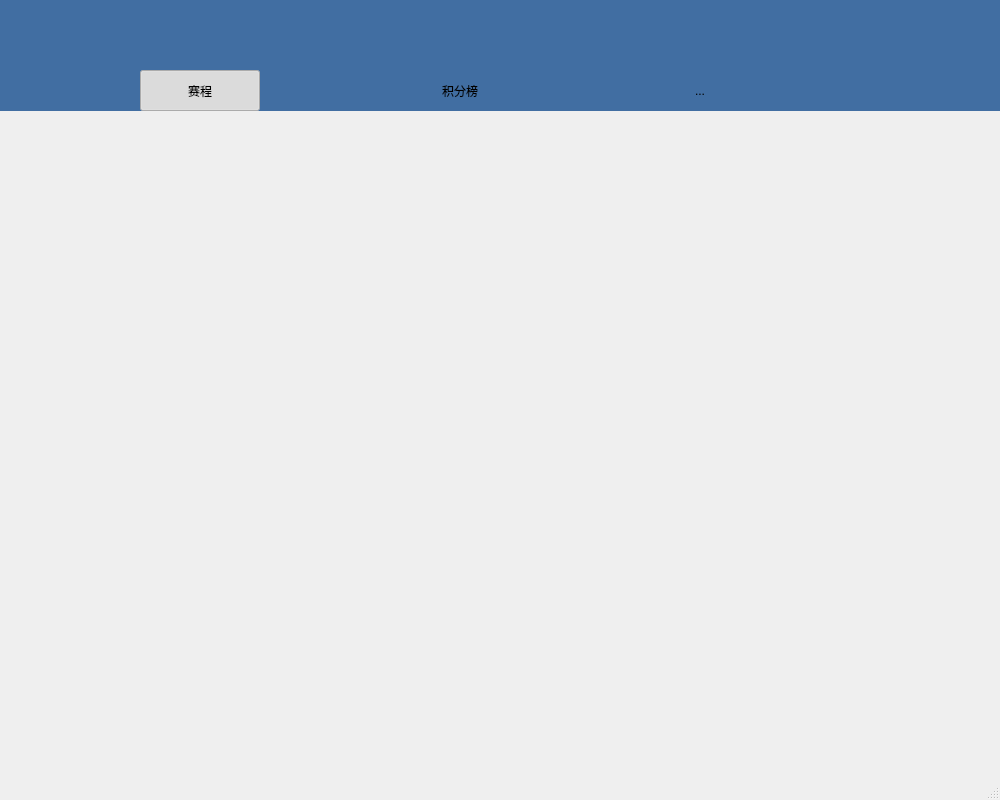
This is managerwindow.ui in Ozal220/WorldCupManagerSystem as Qt 5 draws it before an edit. The edited form follows.
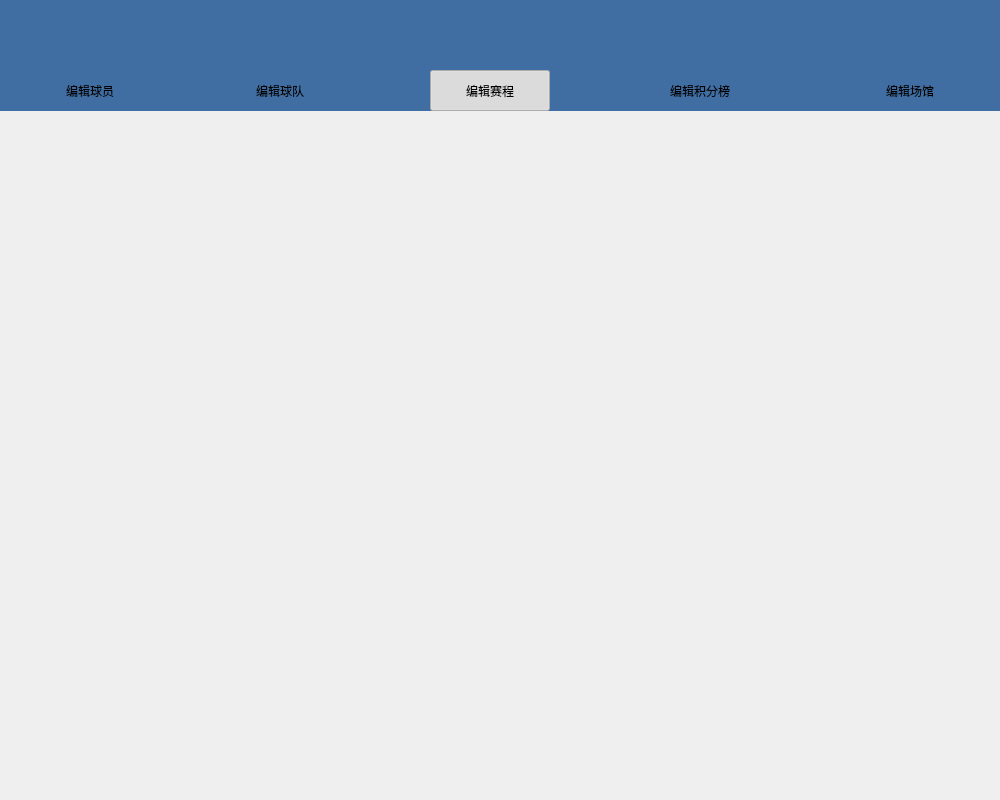
This is the edited form. Icons and pictures are not drawn.

What changed in the file:
```diff
--- a/managerwindow.ui
+++ b/managerwindow.ui
@@ -46,7 +46,7 @@
    <widget class="QPushButton" name="score">
     <property name="geometry">
      <rect>
-      <x>400</x>
+      <x>640</x>
       <y>70</y>
       <width>120</width>
       <height>41</height>
@@ -59,7 +59,7 @@
      <string notr="true"/>
     </property>
     <property name="text">
-     <string>积分榜</string>
+     <string>编辑积分榜</string>
     </property>
     <property name="checkable">
      <bool>true</bool>
@@ -71,7 +71,7 @@
    <widget class="QPushButton" name="matchDays">
     <property name="geometry">
      <rect>
-      <x>140</x>
+      <x>430</x>
       <y>70</y>
       <width>120</width>
       <height>41</height>
@@ -90,7 +90,7 @@
      <string notr="true"/>
     </property>
     <property name="text">
-     <string>赛程</string>
+     <string>编辑赛程</string>
     </property>
     <property name="icon">
      <iconset resource="resourse.qrc">
@@ -112,7 +112,7 @@
    <widget class="QPushButton" name="pushButton_4">
     <property name="geometry">
      <rect>
-      <x>640</x>
+      <x>850</x>
       <y>70</y>
       <width>120</width>
       <height>41</height>
@@ -122,7 +122,7 @@
      <cursorShape>PointingHandCursor</cursorShape>
     </property>
     <property name="text">
-     <string>...</string>
+     <string>编辑场馆</string>
     </property>
     <property name="checkable">
      <bool>true</bool>
@@ -131,8 +131,61 @@
      <bool>true</bool>
     </property>
    </widget>
+   <widget class="QPushButton" name="playerButton">
+    <property name="geometry">
+     <rect>
+      <x>30</x>
+      <y>70</y>
+      <width>120</width>
+      <height>41</height>
+     </rect>
+    </property>
+    <property name="cursor">
+     <cursorShape>PointingHandCursor</cursorShape>
+    </property>
+    <property name="text">
+     <string>编辑球员</string>
+    </property>
+    <property name="checkable">
+     <bool>true</bool>
+    </property>
+    <property name="flat">
+     <bool>true</bool>
+    </property>
+   </widget>
+   <widget class="QPushButton" name="teamButton">
+    <property name="geometry">
+     <rect>
+      <x>220</x>
+      <y>70</y>
+      <width>120</width>
+      <height>41</height>
+     </rect>
+    </property>
+    <property name="cursor">
+     <cursorShape>PointingHandCursor</cursorShape>
+    </property>
+    <property name="text">
+     <string>编辑球队</string>
+    </property>
+    <property name="checkable">
+     <bool>true</bool>
+    </property>
+    <property name="flat">
+     <bool>true</bool>
+    </property>
+   </widget>
+   <widget class="QStackedWidget" name="pStackedWidget">
+    <property name="geometry">
+     <rect>
+      <x>9</x>
+      <y>119</y>
+      <width>981</width>
+      <height>671</height>
+     </rect>
+    </property>
+   </widget>
   </widget>
-  <widget class="QStatusBar" name="statusbar"/>
  </widget>
  <resources>
   <include location="resourse.qrc"/>
```
Left out of the diff: 2 changed lines with no effect on the pictures.
